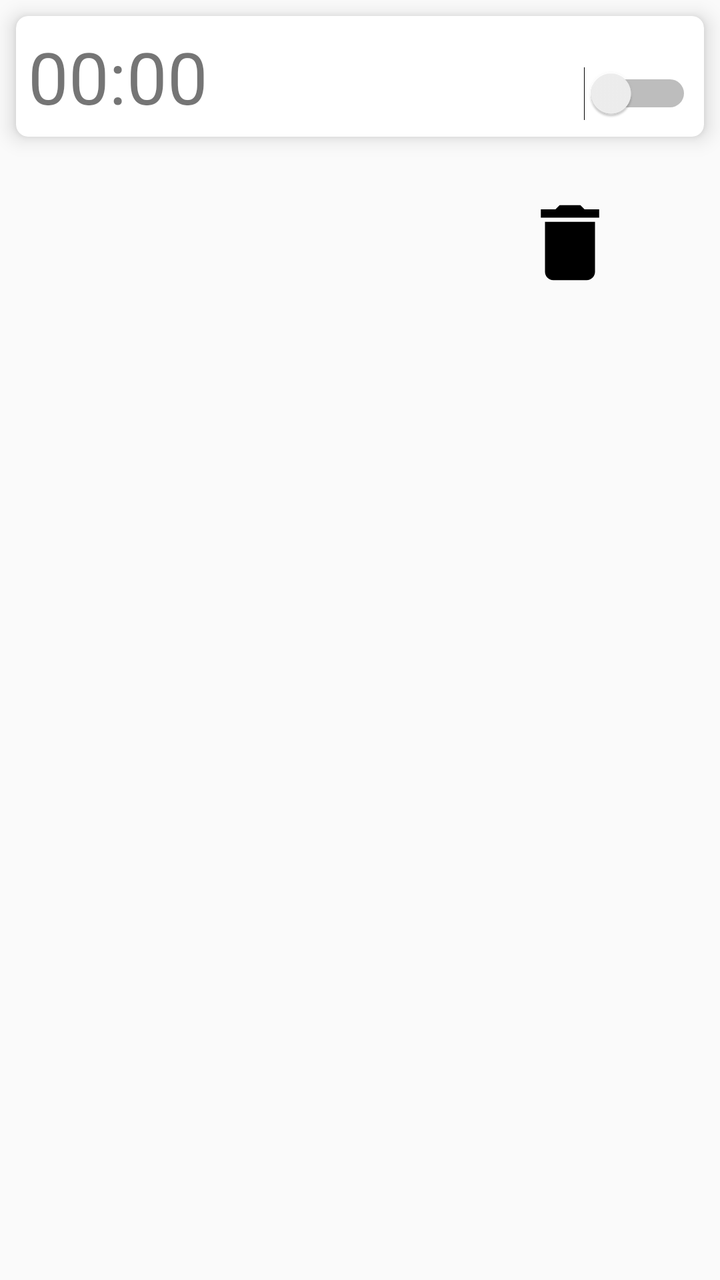
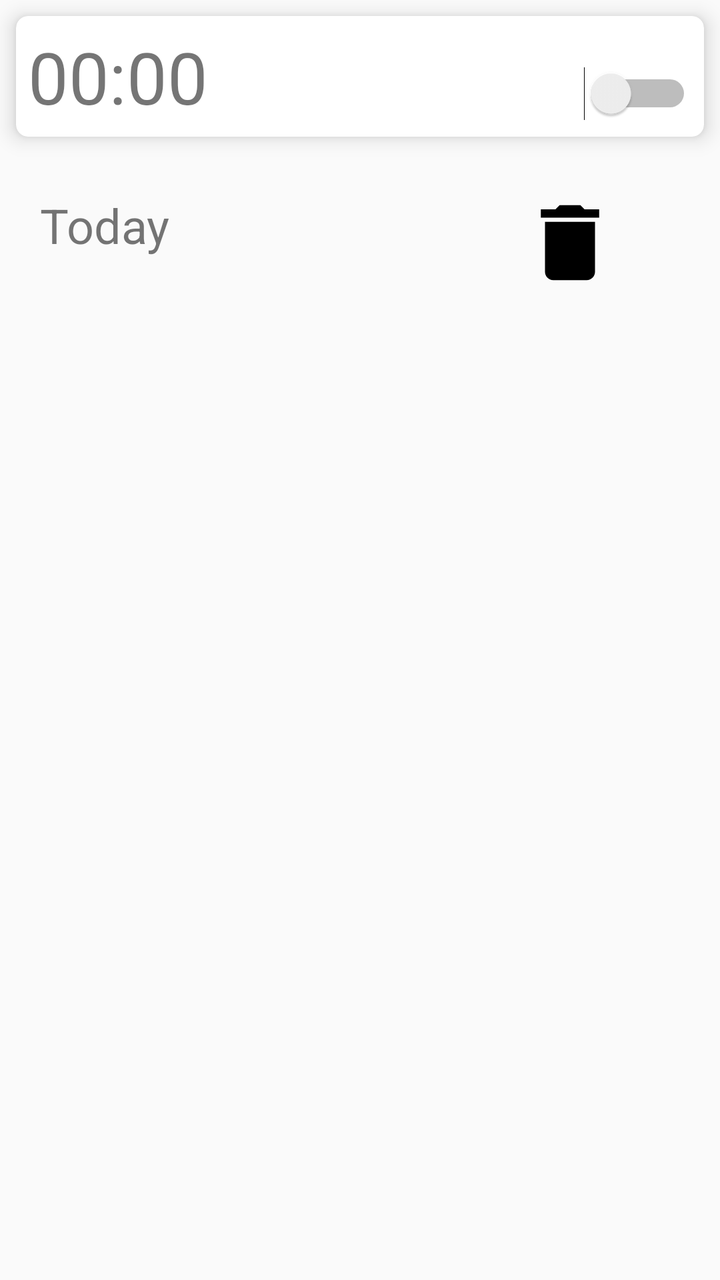

Before-and-after screenshots of an Android layout around one commit, followed by the original layout XML and the change that was made.
<!-- AndroidManifest.xml: application theme AppTheme -->
<!-- res/layout/recyclerview_notification.xml -->
<?xml version="1.0" encoding="utf-8"?>
<LinearLayout xmlns:android="http://schemas.android.com/apk/res/android"
    xmlns:app="http://schemas.android.com/apk/res-auto"
    android:orientation="vertical"
    android:layout_width="match_parent"
    android:layout_height="wrap_content">

    <androidx.cardview.widget.CardView
        android:layout_width="match_parent"
        android:layout_height="wrap_content"
        app:cardCornerRadius="6dp"
        app:cardElevation="6dp"
        android:layout_margin="8dp">

        <LinearLayout
            android:layout_width="match_parent"
            android:layout_height="wrap_content"
            android:orientation="horizontal"
            android:padding="6dp">

            <TextView
                android:id="@+id/notification_time"
                android:layout_width="wrap_content"
                android:layout_height="wrap_content"
                android:text="00:00"
                android:textSize="36sp"/>

            <ImageView
                android:layout_width="wrap_content"
                android:layout_height="wrap_content"
                android:id="@+id/repeat_weekly"
                android:layout_margin="2dp"/>

            <LinearLayout
                android:layout_width="wrap_content"
                android:layout_height="wrap_content"
                android:orientation="vertical"
                android:layout_margin="2dp">

                <TextView
                    android:id="@+id/days_active"
                    android:layout_width="wrap_content"
                    android:layout_height="wrap_content"
                    android:textSize="10sp" />
            </LinearLayout>

            <Switch
                android:id="@+id/is_active"
                android:layout_width="wrap_content"
                android:layout_height="wrap_content"
                android:layout_weight="1" />

        </LinearLayout>

    </androidx.cardview.widget.CardView>

    <RelativeLayout
        android:layout_width="match_parent"
        android:layout_height="match_parent"
        android:layout_margin="20dp">

        <ImageView
            android:id="@+id/delete"
            android:layout_width="50dp"
            android:layout_height="50dp"
            android:layout_marginStart="240dp"
            android:contentDescription="delete"
            android:src="@drawable/ic_baseline_delete_24" />

    </RelativeLayout>


</LinearLayout>
<!-- resources referenced by this layout -->
<resources>
  <!-- drawable ic_baseline_delete_24 (drawable) -->
  <vector android:height="24dp" android:tint="#000000"
      android:viewportHeight="24" android:viewportWidth="24"
      android:width="24dp" xmlns:android="http://schemas.android.com/apk/res/android">
      <path android:fillColor="@android:color/white" android:pathData="M6,19c0,1.1 0.9,2 2,2h8c1.1,0 2,-0.9 2,-2V7H6v12zM19,4h-3.5l-1,-1h-5l-1,1H5v2h14V4z"/>
  </vector>
  <style name="AppTheme" parent="Theme.AppCompat.DayNight">
          <item name="colorPrimary">@color/colorPrimary</item>
          <item name="colorPrimaryDark">@color/colorPrimaryDark</item>
          <item name="colorAccent">@color/colorAccent</item>
      </style>
  <color name="colorPrimary">#3F51B5</color>
  <color name="colorPrimaryDark">#303F9F</color>
  <color name="colorAccent">#FF4081</color>
</resources>

<!-- the commit's change to res/layout/recyclerview_notification.xml (unified diff, before → after) -->
@@ -37,11 +37,6 @@
                 android:orientation="vertical"
                 android:layout_margin="2dp">
 
-                <TextView
-                    android:id="@+id/days_active"
-                    android:layout_width="wrap_content"
-                    android:layout_height="wrap_content"
-                    android:textSize="10sp" />
             </LinearLayout>
 
             <Switch
@@ -67,6 +62,14 @@
             android:contentDescription="delete"
             android:src="@drawable/ic_baseline_delete_24" />
 
+        <TextView
+            android:id="@+id/days_active"
+            android:layout_width="wrap_content"
+            android:layout_height="wrap_content"
+            android:layout_alignParentStart="true"
+            android:text="Today"
+            android:textSize="24sp" />
+
     </RelativeLayout>
 
 
